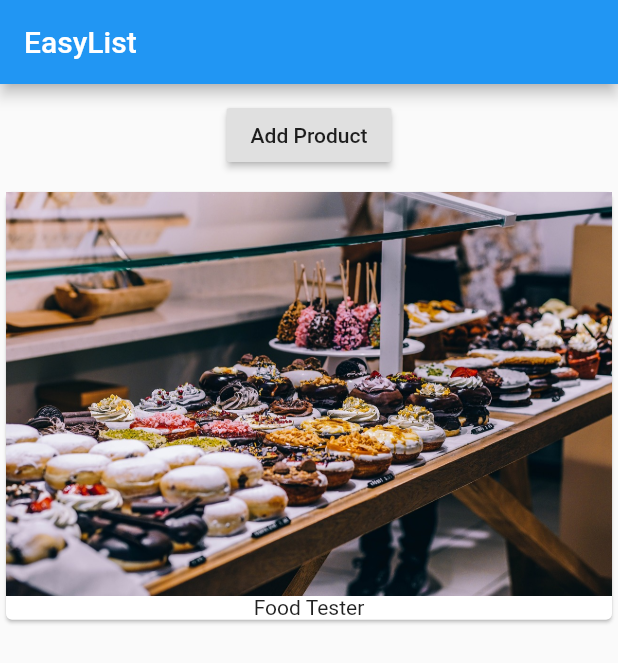
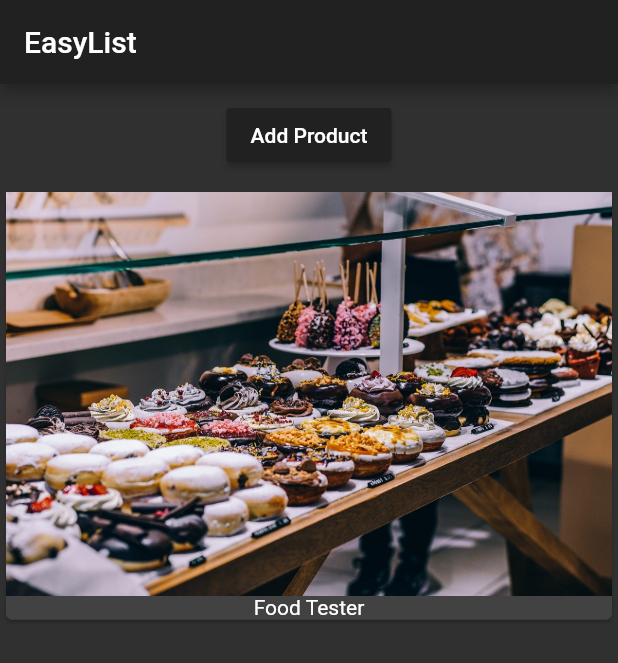
Before and after one commit to FrancaTM/flutter_learn_course_udemy, a Flutter app: the screen it shows after launch, on a phone screen of 412 x 824 dp. Shown: the top 663 px of the screen. Run offline on Flutter 3.47's test engine with Material 2 defaults, Android fonts, the phone set to English and light mode, and no system bars.

Commit message:
Google's material design

```diff
--- a/lib/main.dart
+++ b/lib/main.dart
@@ -10,6 +10,11 @@ class MyApp extends StatelessWidget {
   @override
   Widget build(BuildContext context) {
     return MaterialApp(
+      theme: ThemeData(
+        brightness: Brightness.dark,
+        primarySwatch: Colors.deepOrange,
+        accentColor: Colors.deepPurple,
+      ),
       home: Scaffold(
         appBar: AppBar(
           title: Text('EasyList'),
--- a/lib/product_manager.dart
+++ b/lib/product_manager.dart
@@ -27,10 +27,10 @@ class _ProductManagerState extends State<ProductManager> {
   }
 
   @override
-    void didUpdateWidget(ProductManager oldWidget) {
-      print('[ProductManager State] didUpdateWidget()');
-      super.didUpdateWidget(oldWidget);
-    }
+  void didUpdateWidget(ProductManager oldWidget) {
+    print('[ProductManager State] didUpdateWidget()');
+    super.didUpdateWidget(oldWidget);
+  }
 
   @override
   Widget build(BuildContext context) {
@@ -40,6 +40,7 @@ class _ProductManagerState extends State<ProductManager> {
         Container(
           margin: EdgeInsets.all(10.0),
           child: RaisedButton(
+            color: Theme.of(context).primaryColor,
             onPressed: () {
               setState(() {
                 _products.add('Advanced Food Tester');
```
